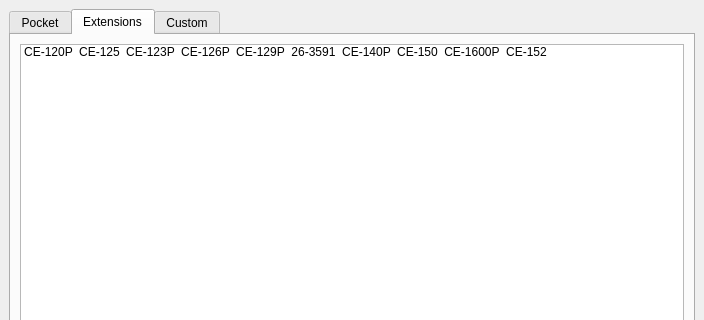
Above: ui/startup.ui from TheProjecter/pockemul before the change; both pictures show x 0 to 704 and y 0 to 320 of the 704 by 557 pixel window. Below: the same form after it.
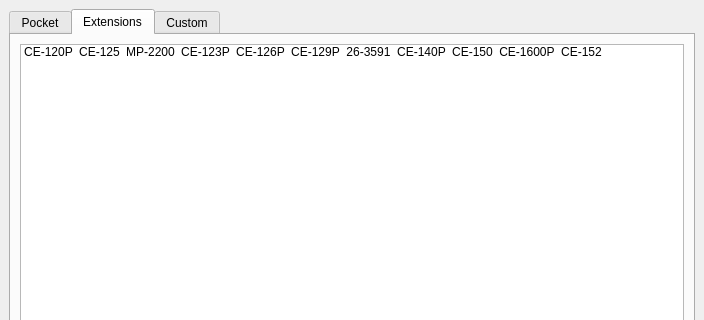
That is the form after the change. The open tabs and pages were chosen to show the change. Icons and pictures are not drawn.

The edit to the form file:
```diff
--- a/ui/startup.ui
+++ b/ui/startup.ui
@@ -436,6 +436,15 @@
             <normaloff>:/EXT/ext/ce-125.jpg</normaloff>:/EXT/ext/ce-125.jpg</iconset>
           </property>
          </item>
+         <item>
+          <property name="text">
+           <string>MP-2200</string>
+          </property>
+          <property name="icon">
+           <iconset resource="../resources/ext.qrc">
+            <normaloff>:/EXT/ext/mp-220.jpg</normaloff>:/EXT/ext/mp-220.jpg</iconset>
+          </property>
+         </item>
          <item>
           <property name="text">
            <string>CE-123P</string>
```
